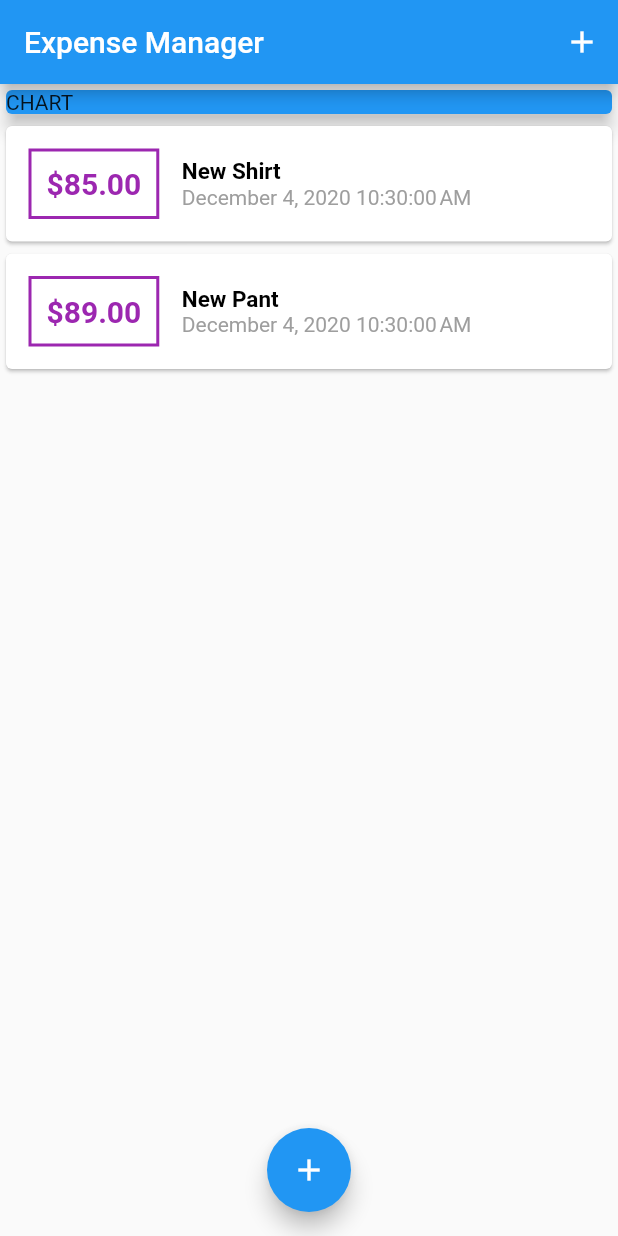
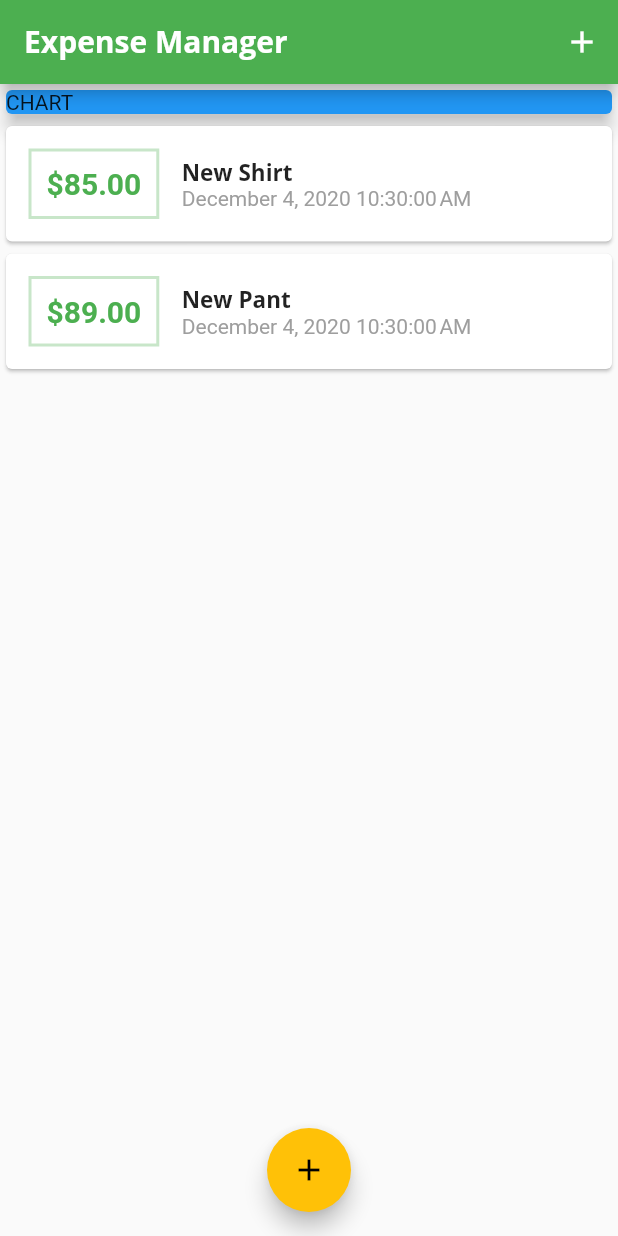
Before and after one commit to ratnesh-stack/Flutter, a Flutter app: the screen it shows after launch, on a phone screen of 412 x 824 dp. Run offline on Flutter 3.47's test engine with Material 2 defaults, Android fonts, the phone set to English and light mode, and no system bars; missing offline and left inert: dart:html.

Commit message:
Flutter | Day23 | Theme,CustomFont added

```diff
--- a/ExpenseManager/lib/main.dart
+++ b/ExpenseManager/lib/main.dart
@@ -11,10 +11,28 @@ class MyApp extends StatelessWidget {
   @override
   Widget build(BuildContext context) {
     return MaterialApp(
-      title: 'Flutter Demo',
+      title: 'Expense Manager',
       theme: ThemeData(
-        primarySwatch: Colors.blue,
+        primarySwatch: Colors.green,
+        accentColor: Colors.amber,
         visualDensity: VisualDensity.adaptivePlatformDensity,
+        fontFamily: 'Quicksand',
+        textTheme: ThemeData.light().textTheme.copyWith(
+              title: TextStyle(
+                fontFamily: 'OpenSans',
+                fontSize: 15,
+                fontWeight: FontWeight.bold,
+              ),
+            ),
+        appBarTheme: AppBarTheme(
+          textTheme: ThemeData.light().textTheme.copyWith(
+                title: TextStyle(
+                  fontFamily: 'OpenSans',
+                  fontSize: 20,
+                  fontWeight: FontWeight.bold,
+                ),
+              ),
+        ),
       ),
       home: MyHomePage(),
     );
--- a/ExpenseManager/lib/widgets/transaction_list.dart
+++ b/ExpenseManager/lib/widgets/transaction_list.dart
@@ -22,7 +22,7 @@ class TransactionList extends StatelessWidget {
                   ),
                   decoration: BoxDecoration(
                     border: Border.all(
-                      color: Colors.purple,
+                      color: Theme.of(context).primaryColorLight,
                       width: 2,
                     ),
                   ),
@@ -31,7 +31,7 @@ class TransactionList extends StatelessWidget {
                     '\$${transactions[index].amount.toStringAsFixed(2)}',
                     style: TextStyle(
                       fontSize: 20,
-                      color: Colors.purple,
+                      color: Theme.of(context).primaryColor,
                       fontWeight: FontWeight.bold,
                     ),
                   ),
@@ -42,11 +42,7 @@ class TransactionList extends StatelessWidget {
                     Text(
                       transactions[index].title,
                       textAlign: TextAlign.end,
-                      style: TextStyle(
-                        color: Colors.black,
-                        fontWeight: FontWeight.bold,
-                        fontSize: 15,
-                      ),
+                      style: Theme.of(context).textTheme.title,
                     ),
                     Text(
                       DateFormat().format(transactions[index].date),
```
Also changed, not shown: ExpenseManager/pubspec.yaml (+11 -11 lines), ExpenseManager/assets/fonts/OpenSans-Bold.ttf (added), ExpenseManager/assets/fonts/OpenSans-Regular.ttf (added), ExpenseManager/assets/fonts/Quicksand-Bold.ttf (added), ExpenseManager/assets/fonts/Quicksand-Light.ttf (added), ExpenseManager/assets/fonts/Quicksand-Medium.ttf (added), ExpenseManager/assets/fonts/Quicksand-Regular.ttf (added).
